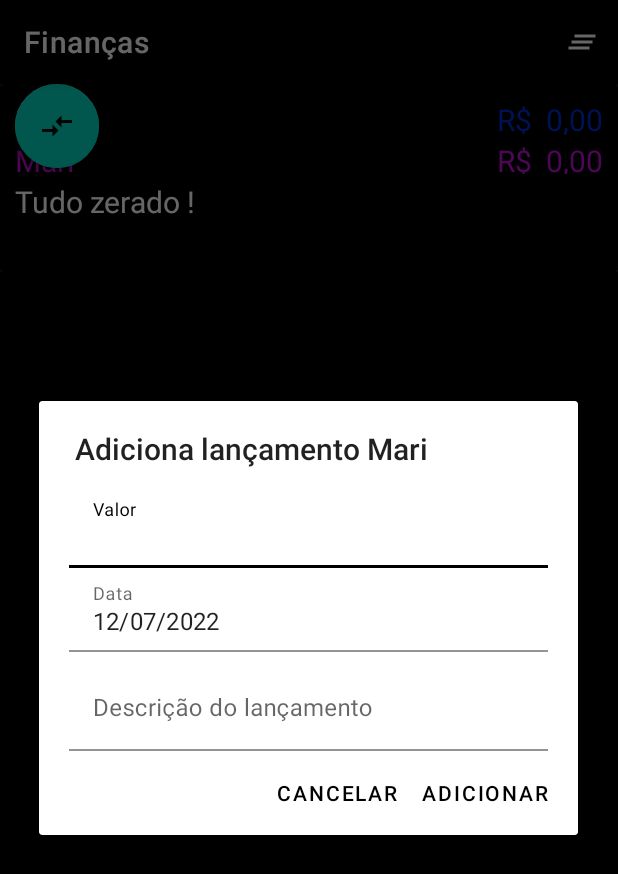
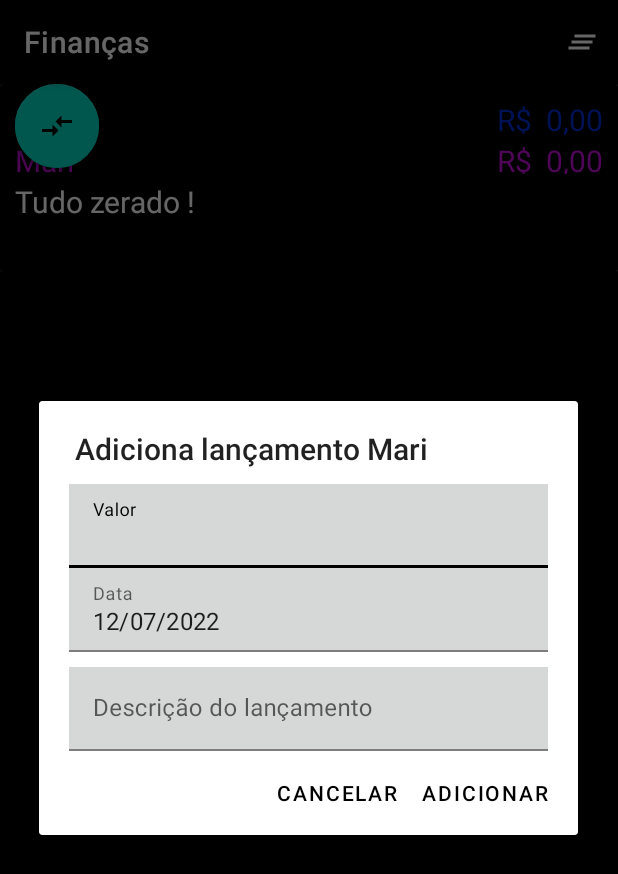
Before and after one commit to GabrielBerti/app-casal, an Android app: the ListaTransacoesActivity screen opened directly, with no data from a screen before it, after a tap on an icon or button, on a phone screen of 412 x 824 dp. Shown: the top 874 px of the screen. Run offline under Robolectric (Android 15) with nearby library versions, the phone set to English and light mode, and no system bars; our stand-ins replace Room's generated code; plain views replace FloatingActionButton, FloatingActionMenu.

Commit message:
ajustes dark mode

```diff
--- a/app/src/main/java/br/com/appcasal/ui/activity/metas/MetasViewHolder.kt
+++ b/app/src/main/java/br/com/appcasal/ui/activity/metas/MetasViewHolder.kt
@@ -51,7 +51,7 @@ class MetasViewHolder(
             metaConcluidoCheckBox.setTextColor(ContextCompat.getColor(context, R.color.black))
         } else {
             metaConcluidoCheckBox.setText(R.string.meta_nao_concluida)
-            linearMetaItem.setBackgroundColor(ContextCompat.getColor(context, R.color.white))
+            //linearMetaItem.setBackgroundColor(ContextCompat.getColor(context, R.color.white))
         }
     }
 
--- a/app/src/main/res/layout/form_metas.xml
+++ b/app/src/main/res/layout/form_metas.xml
@@ -17,7 +17,7 @@
             android:layout_height="wrap_content"
             android:hint="@string/descricao_meta_hint"
             android:layout_marginTop="10dp"
-            android:background="@color/white"
+            android:background="?attr/colorButtonNormal"
             android:inputType="none" />
 
     </com.google.android.material.textfield.TextInputLayout>
--- a/app/src/main/res/layout/form_transacao.xml
+++ b/app/src/main/res/layout/form_transacao.xml
@@ -16,7 +16,7 @@
         <EditText
             android:id="@+id/form_transacao_valor"
             android:layout_width="match_parent"
-            android:background="@color/white"
+            android:background="?attr/colorButtonNormal"
             android:layout_height="wrap_content"
             android:hint="@string/valor"
             android:inputType="numberDecimal" />
@@ -31,7 +31,7 @@
             android:id="@+id/form_transacao_data"
             android:layout_width="match_parent"
             android:layout_height="wrap_content"
-            android:background="@color/white"
+            android:background="?attr/colorButtonNormal"
             android:focusable="false"
             android:hint="@string/data"
             android:inputType="none"
@@ -49,7 +49,7 @@
             android:layout_height="wrap_content"
             android:hint="@string/descricao_hint"
             android:layout_marginTop="10dp"
-            android:background="@color/white"
+            android:background="?attr/colorButtonNormal"
             android:inputType="none" />
 
     </com.google.android.material.textfield.TextInputLayout>
--- a/app/src/main/res/values-night/themes.xml
+++ b/app/src/main/res/values-night/themes.xml
@@ -2,8 +2,8 @@
     <!-- Base application theme. -->
     <style name="Theme.AppCasal" parent="Theme.MaterialComponents.DayNight.DarkActionBar">
         <!-- Primary brand color. -->
-        <item name="colorPrimary">@color/purple_200</item>
-        <item name="colorPrimaryVariant">@color/purple_700</item>
+        <item name="colorPrimary">@color/colorPrimaryVariant</item>
+        <item name="colorPrimaryVariant">@color/black</item>
         <item name="colorOnPrimary">@color/black</item>
         <!-- Secondary brand color. -->
         <item name="colorSecondary">@color/teal_200</item>
```
